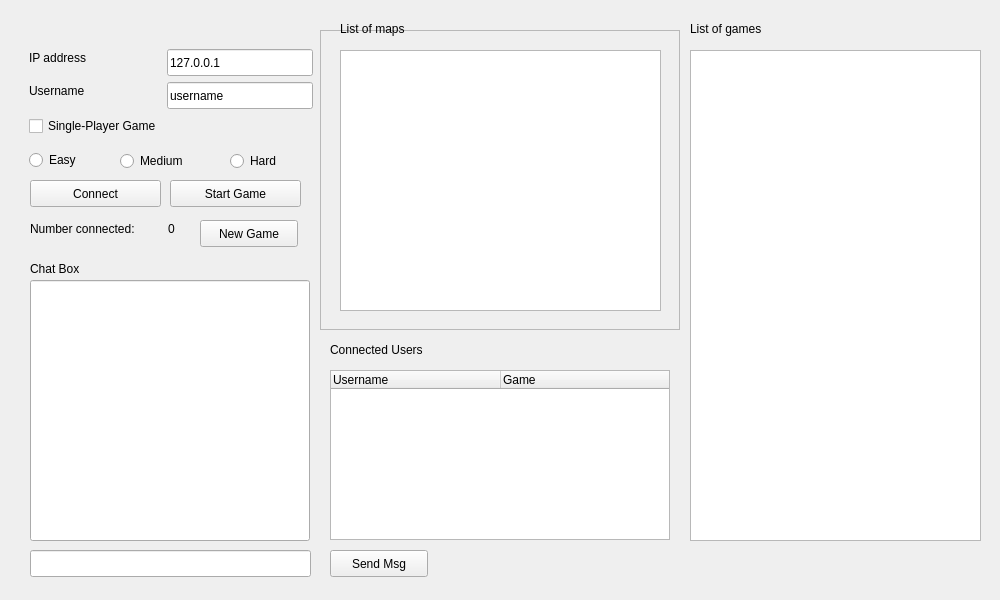
dc2011/td, file src/client/lobbywindow.ui: the form before one commit.
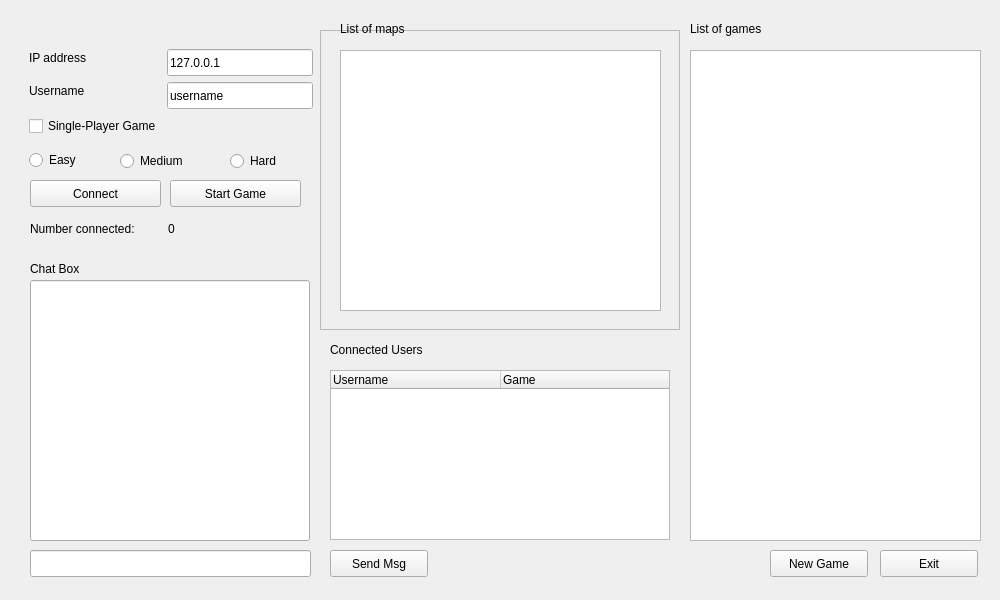
The form after the commit.

Commit message: Change connected user list

The edit to the form file:
```diff
--- a/src/client/lobbywindow.ui
+++ b/src/client/lobbywindow.ui
@@ -286,8 +286,8 @@
    <widget class="QPushButton" name="newGame">
     <property name="geometry">
      <rect>
-      <x>200</x>
-      <y>220</y>
+      <x>770</x>
+      <y>550</y>
       <width>98</width>
       <height>27</height>
      </rect>
@@ -345,6 +345,19 @@
      </property>
     </column>
    </widget>
+   <widget class="QPushButton" name="btnExit">
+    <property name="geometry">
+     <rect>
+      <x>880</x>
+      <y>550</y>
+      <width>98</width>
+      <height>27</height>
+     </rect>
+    </property>
+    <property name="text">
+     <string>Exit</string>
+    </property>
+   </widget>
   </widget>
  </widget>
  <resources/>
```
The commit also changes 1 other file.
